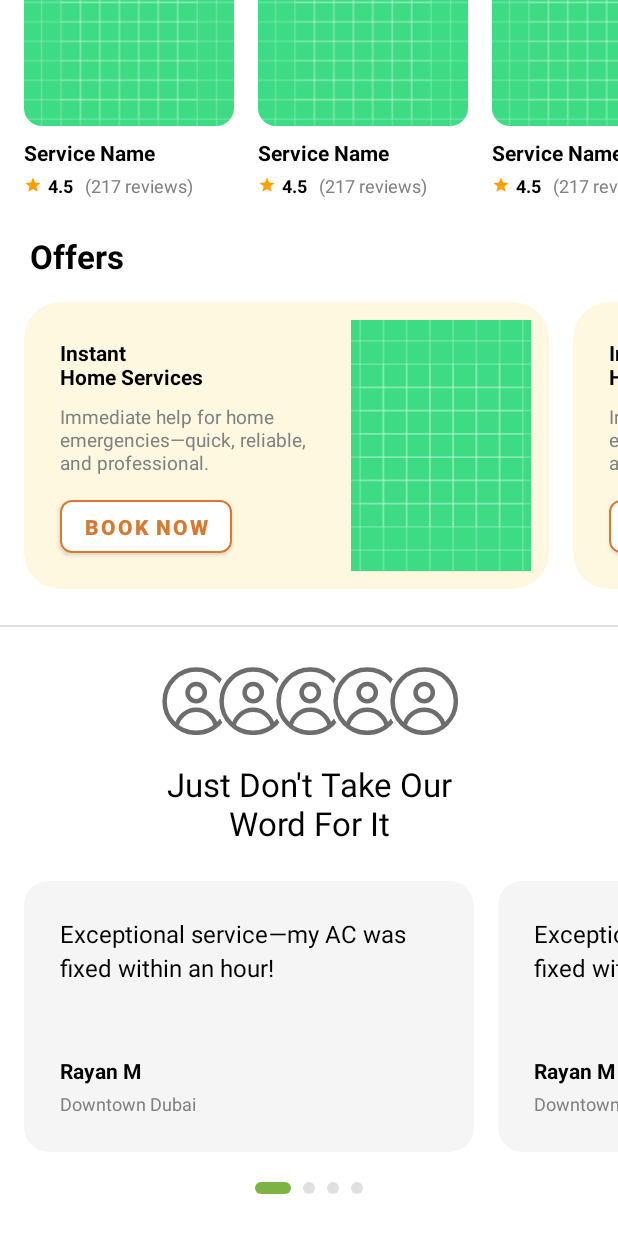
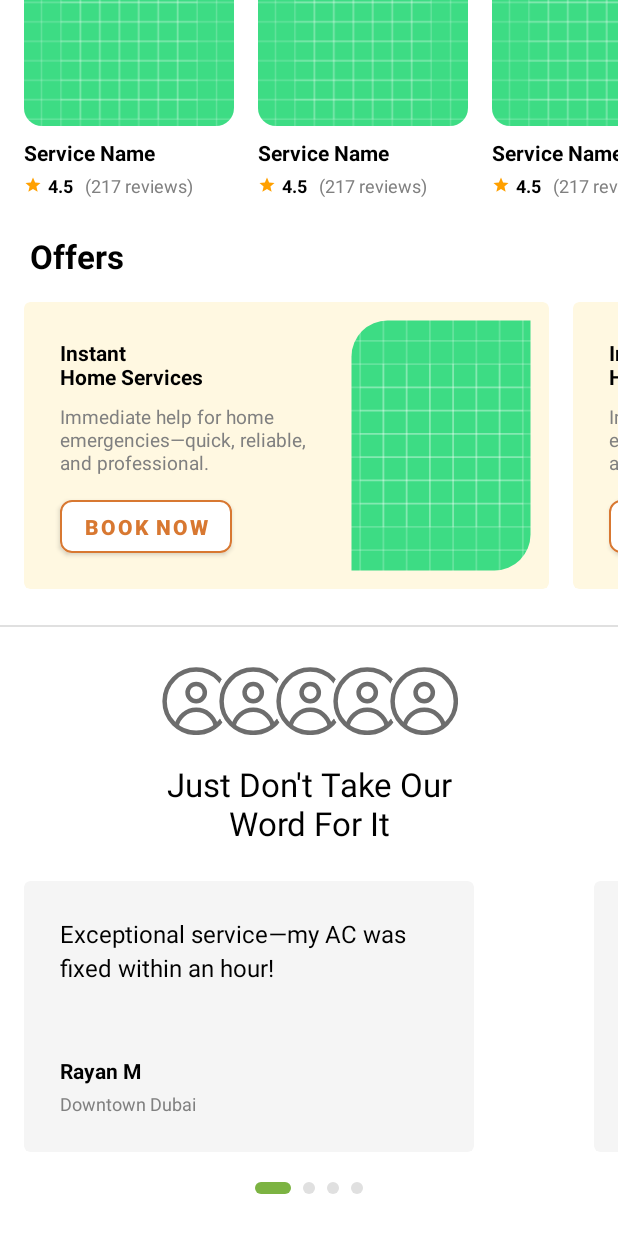
Before and after one commit to shashishekhar93/EmpedanceMachineTask, an Android app: the layout fragment_home.xml on its own in the app's theme, with its tools: preview values and no code run, scrolled down 724 dp, on a phone screen of 412 x 824 dp. Shown: the top 1233 px of the screen. Run offline under Robolectric (Android 15) with nearby library versions, the phone set to English and light mode, and no system bars.

Commit message:
minor changes fixed

```diff
--- /dev/null
+++ b/app/src/main/res/drawable/adjscent_corners.xml
@@ -0,0 +1,13 @@
+<?xml version="1.0" encoding="utf-8"?>
+<shape xmlns:android="http://schemas.android.com/apk/res/android"
+    android:shape="rectangle">
+
+    <stroke android:color="@android:color/transparent"
+        android:width="0.2dp"/>
+
+    <corners
+        android:topLeftRadius="24dp"
+        android:bottomLeftRadius="0dp"
+        android:topRightRadius="0dp"
+        android:bottomRightRadius="24dp" />
+</shape>
--- a/app/src/main/res/layout/offer_item.xml
+++ b/app/src/main/res/layout/offer_item.xml
@@ -6,7 +6,7 @@
     android:layout_height="wrap_content"
     android:layout_marginEnd="16dp"
     app:cardBackgroundColor="#FFF8E1"
-    app:cardCornerRadius="24dp"
+    android:background="@drawable/adjscent_corners"
     app:cardElevation="0dp"
     app:strokeWidth="0dp">
 
@@ -38,7 +38,7 @@
             android:text="Immediate help for home emergencies—quick, reliable, and professional."
             android:textColor="@color/shark_gray"
             android:textSize="12.5sp"
-            app:layout_constraintEnd_toStartOf="@+id/ivOfferImage"
+            app:layout_constraintEnd_toStartOf="@+id/imageRoot"
             app:layout_constraintStart_toStartOf="@+id/tvOfferTitle"
             app:layout_constraintTop_toBottomOf="@+id/tvOfferTitle" />
 
@@ -66,16 +66,25 @@
             app:strokeColor="#D87831"
             app:strokeWidth="1dp" />
 
-        <ImageView
-            android:id="@+id/ivOfferImage"
+        <LinearLayout
+            android:id="@+id/imageRoot"
             android:layout_width="120dp"
+            app:layout_constraintBottom_toBottomOf="parent"
+            app:layout_constraintEnd_toEndOf="parent"
             android:layout_height="0dp"
             android:layout_margin="12dp"
-            android:scaleType="centerCrop"
-            android:src="@drawable/ic_launcher_background"
-            app:layout_constraintBottom_toBottomOf="parent"
-            app:layout_constraintEnd_toEndOf="parent"
-            app:layout_constraintTop_toTopOf="parent" />
+            android:background="@drawable/adjscent_corners"
+            android:clipToOutline="true"
+            app:layout_constraintTop_toTopOf="parent">
+
+            <ImageView
+                android:id="@+id/ivOfferImage"
+                android:layout_width="match_parent"
+                android:layout_height="match_parent"
+                android:scaleType="centerCrop"
+                android:src="@drawable/ic_launcher_background" />
+        </LinearLayout>
+
 
     </androidx.constraintlayout.widget.ConstraintLayout>
 
--- a/app/src/main/res/layout/review_item.xml
+++ b/app/src/main/res/layout/review_item.xml
@@ -1,17 +1,24 @@
 <?xml version="1.0" encoding="utf-8"?>
-<com.google.android.material.card.MaterialCardView xmlns:android="http://schemas.android.com/apk/res/android"
+<LinearLayout xmlns:android="http://schemas.android.com/apk/res/android"
+    android:layout_width="match_parent"
+    android:layout_height="wrap_content"
     xmlns:app="http://schemas.android.com/apk/res-auto"
     xmlns:tools="http://schemas.android.com/tools"
-    android:layout_width="300dp"
-    android:layout_height="wrap_content"
-    android:layout_marginEnd="16dp"
-    app:cardBackgroundColor="#F5F5F5"
-    app:cardCornerRadius="16dp"
-    app:cardElevation="0dp"
-    app:strokeWidth="0dp">
+    android:orientation="vertical">
+
+
+    <com.google.android.material.card.MaterialCardView
+        android:id="@+id/review_card"
+        android:layout_width="300dp"
+        android:layout_height="wrap_content"
+        android:layout_marginEnd="8dp"
+        app:cardBackgroundColor="#F5F5F5"
+        app:cardElevation="0dp"
+        app:strokeWidth="0dp">
 
     <androidx.constraintlayout.widget.ConstraintLayout
         android:layout_width="match_parent"
+        android:background="@drawable/adjscent_corners"
         android:layout_height="wrap_content"
         android:padding="24dp">
 
@@ -56,3 +63,5 @@
     </androidx.constraintlayout.widget.ConstraintLayout>
 
 </com.google.android.material.card.MaterialCardView>
+
+</LinearLayout>
```
Also changed, not shown: app/src/main/java/com/tech/empedancemachinetask/adapters/OffersAdapter.kt (+12 -0 lines), app/src/main/java/com/tech/empedancemachinetask/adapters/ReviewsAdapter.kt (+12 -0 lines).
